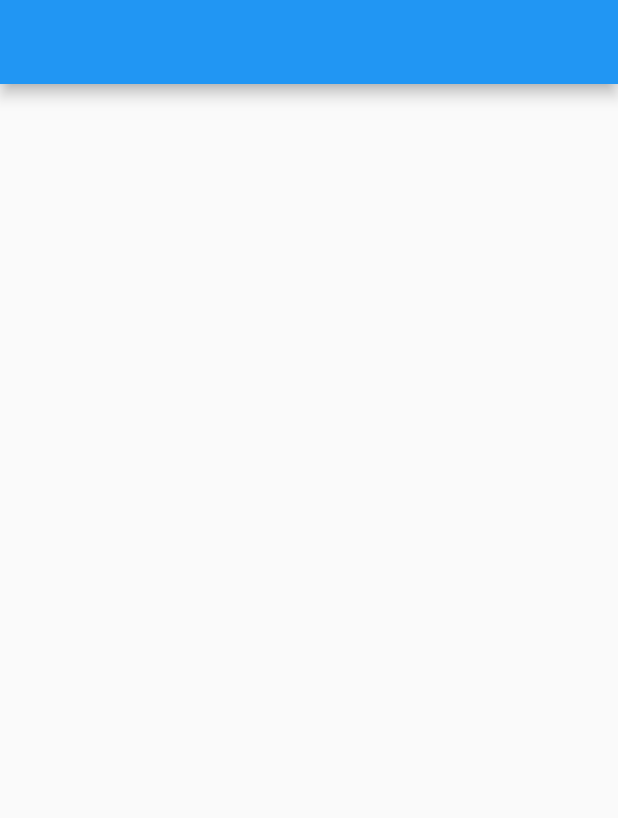
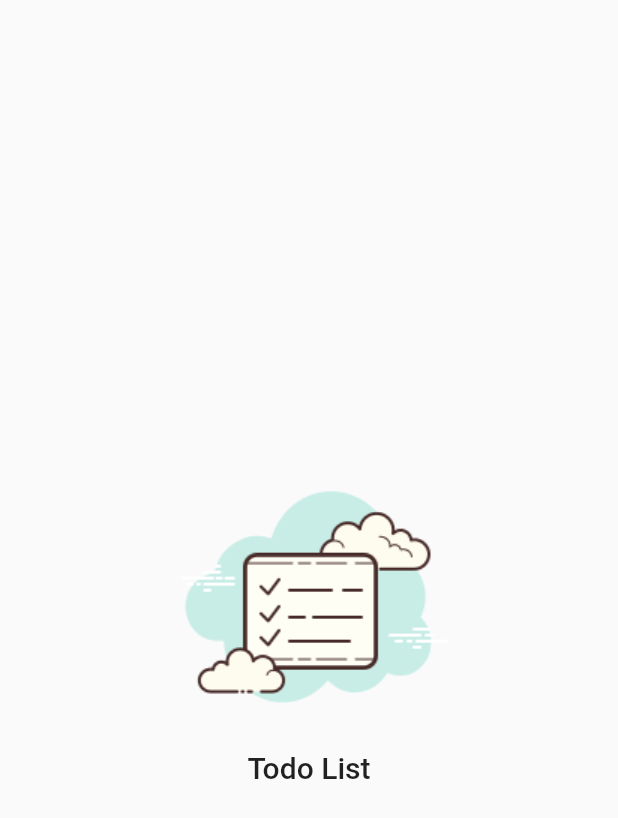
Before and after one commit to lucianamcedro/todolist_flutter, a Flutter app: the SplashPage screen opened directly, on a phone screen of 412 x 824 dp. Shown: the top 818 px of the screen. Run offline on Flutter 3.47's test engine with Material 2 defaults, Android fonts, the phone set to English and light mode, and no system bars; our stand-ins replace firebase_auth, firebase_core, flutter_signin_button, google_fonts, google_sign_in, sqflite and 1 more; missing offline and left inert: flutter_overlay_loader, validatorless; accounts and stored records are empty; Roboto replaces fonts that are missing (Mandali).

```diff
--- a/lib/app/app_widget.dart
+++ b/lib/app/app_widget.dart
@@ -1,8 +1,10 @@
 import 'package:firebase_auth/firebase_auth.dart';
 import 'package:flutter/material.dart';
 import 'package:todolist_provider/app/core/database/sqlite_adm_connection.dart';
+import 'package:todolist_provider/app/core/navigator/todo_list_navigator.dart';
 import 'package:todolist_provider/app/core/ui/theme/todo_ui_config.dart';
 import 'package:todolist_provider/app/modules/auth/auth_module.dart';
+import 'package:todolist_provider/app/modules/home/home_module.dart';
 import 'package:todolist_provider/app/modules/splash/splash_page.dart';
 
 class AppWidget extends StatefulWidget {
@@ -35,8 +37,10 @@ class _AppWidgetState extends State<AppWidget> {
       title: 'Todo List',
       initialRoute: '/login',
       theme: TodoUiConfig.theme,
+      navigatorKey: TodoListNavigator.navigatorKey,
       routes: {
         ...AuthModule().routers,
+        ...HomeModule().routers,
       },
       home: const SplashPage(),
     );
--- /dev/null
+++ b/lib/app/core/navigator/todo_list_navigator.dart
@@ -0,0 +1,8 @@
+import 'package:flutter/material.dart';
+
+class TodoListNavigator {
+  TodoListNavigator._();
+
+  static final navigatorKey = GlobalKey<NavigatorState>();
+  static NavigatorState? get to => navigatorKey.currentState;
+}
--- /dev/null
+++ b/lib/app/modules/home/home_module.dart
@@ -0,0 +1,12 @@
+import 'package:todolist_provider/app/core/modules/todo_list_module.dart';
+import 'package:todolist_provider/app/modules/home/home_page.dart';
+
+class HomeModule extends TodoListModule {
+  HomeModule()
+      : super(
+          bindings: [],
+          routers: {
+            '/home': (context) => const HomePage(),
+          },
+        );
+}
--- a/lib/app/modules/splash/splash_page.dart
+++ b/lib/app/modules/splash/splash_page.dart
@@ -1,15 +1,14 @@
 import 'package:flutter/material.dart';
+import 'package:todolist_provider/app/core/widget/todo_list_logo.dart';
 
 class SplashPage extends StatelessWidget {
   const SplashPage({Key? key}) : super(key: key);
 
   @override
   Widget build(BuildContext context) {
-    return Scaffold(
-      appBar: AppBar(
-        title: const Text(''),
-      ),
-      body: Container(),
-    );
+    return const Scaffold(
+        body: Center(
+      child: TodoListLogo(),
+    ));
   }
 }
```
Also changed, not shown: lib/app/modules/home/home_page.dart (added, +15 -0 lines), lib/app/modules/home/home_controller.dart (added).
